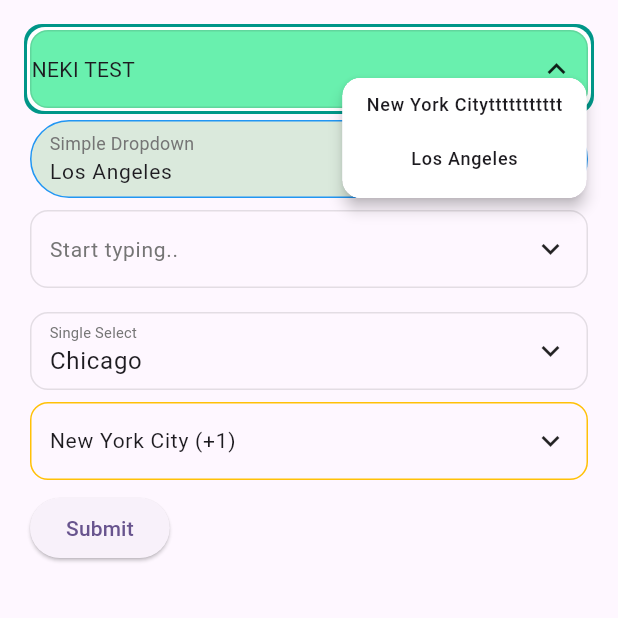
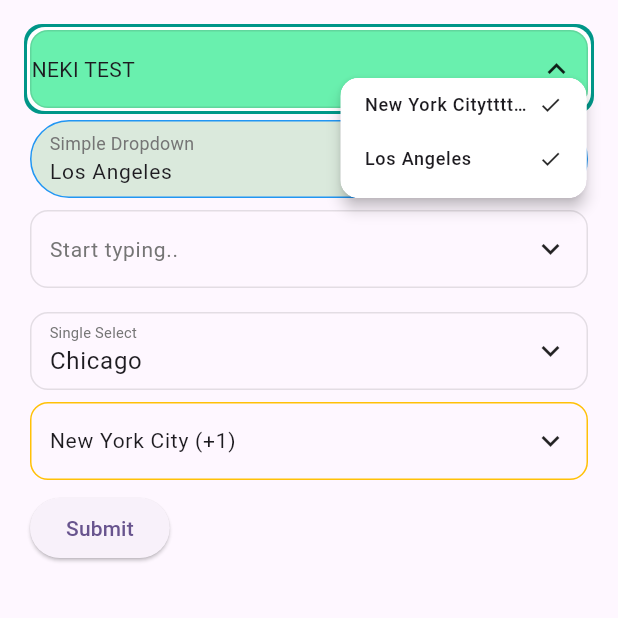
Before and after one commit to DartForce22/df_dropdown, a Flutter app: the screen it shows after launch, after a tap on the "keyboard arrow down" icon, on a phone screen of 412 x 824 dp, the top half of it. Run offline on Flutter 3.47's test engine with Material 3 defaults, Android fonts, the light colour scheme and no system bars.

Commit message:
adding suffix icon to the selecor

```diff
--- a/lib/widgets/simple_dropdown_selector.dart
+++ b/lib/widgets/simple_dropdown_selector.dart
@@ -37,6 +37,7 @@ class SimpleDropdownSelector<T> extends StatelessWidget {
         height: dropdownHeight,
         child: SingleChildScrollView(
           child: Column(
+            crossAxisAlignment: CrossAxisAlignment.start,
             mainAxisSize: MainAxisSize.min,
             children: dropdownData
                 .map(
@@ -95,11 +96,26 @@ class _DropdownSuggestion extends StatelessWidget {
                 selectorDecoration?.borderRadius ?? BorderRadius.circular(12),
             color: selectorDecoration?.itemColor ?? Colors.transparent,
           ),
-          width: expanded ? double.infinity : null,
-          child: Text(
-            text,
-            style: selectorDecoration?.optionTextStyle ?? textTheme.labelMedium,
-            textAlign: TextAlign.start,
+          width: expanded ? double.infinity : 164,
+          child: Row(
+            children: [
+              Expanded(
+                child: Text(
+                  text,
+                  style: selectorDecoration?.optionTextStyle ??
+                      textTheme.labelMedium,
+                  textAlign: TextAlign.start,
+                  overflow: TextOverflow.ellipsis,
+                ),
+              ),
+              const SizedBox(
+                width: 4,
+              ),
+              Icon(
+                Icons.check,
+                size: 16,
+              ),
+            ],
           ),
         ),
       ),
```
